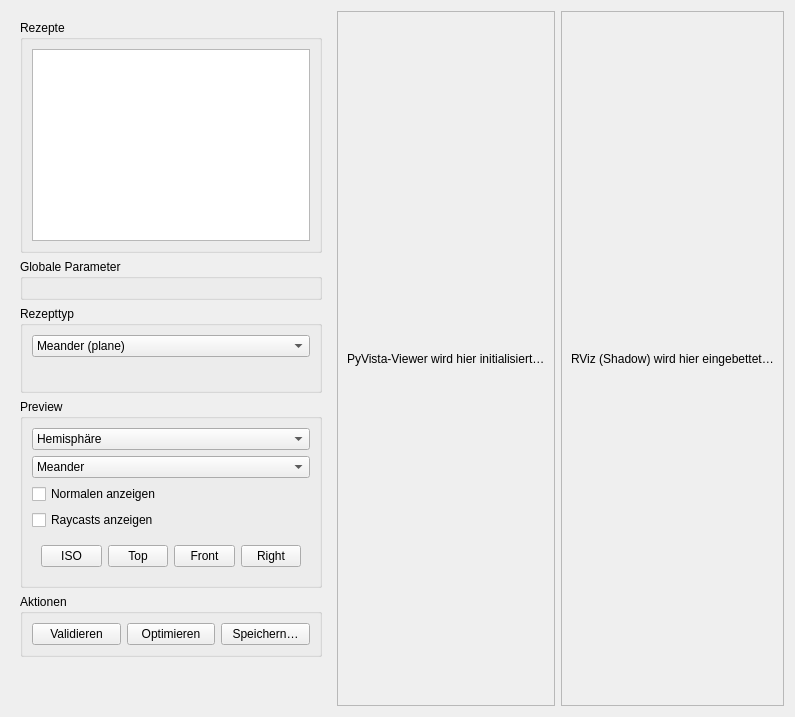
First picture: the form in Spraycoater/resource/ui/recipe_tab.ui, repository mikv75-lab/ROS-Project, before the edit.
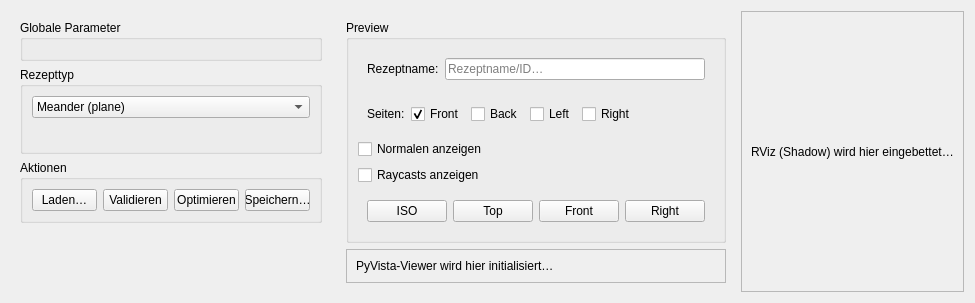
Second picture: the form after the edit.

The edit to the form file:
```diff
--- a/Spraycoater/resource/ui/recipe_tab.ui
+++ b/Spraycoater/resource/ui/recipe_tab.ui
@@ -11,16 +11,6 @@
      <property name="maximumSize"><size><width>320</width><height>16777215</height></size></property>
      <layout class="QVBoxLayout" name="leftLayout">
 
-      <!-- Rezepte-Liste -->
-      <item>
-       <widget class="QGroupBox" name="grpList">
-        <property name="title"><string>Rezepte</string></property>
-        <layout class="QVBoxLayout" name="grpListLayout">
-         <item><widget class="QListWidget" name="listRecipes"/></item>
-        </layout>
-       </widget>
-      </item>
-
       <!-- Globale Parameter -->
       <item>
        <widget class="QGroupBox" name="grpGlobals">
@@ -67,7 +57,31 @@
        </widget>
       </item>
 
-      <!-- Preview (nur Hemisphäre + Meander/Spiral) -->
+      <!-- Aktionen -->
+      <item>
+       <widget class="QGroupBox" name="grpActions">
+        <property name="title"><string>Aktionen</string></property>
+        <layout class="QHBoxLayout" name="grpActionsLayout">
+         <item><widget class="QPushButton" name="btnLoadRecipe"><property name="text"><string>Laden…</string></property></widget></item>
+         <item><widget class="QPushButton" name="btnValidate"><property name="text"><string>Validieren</string></property></widget></item>
+         <item><widget class="QPushButton" name="btnOptimize"><property name="text"><string>Optimieren</string></property></widget></item>
+         <item><widget class="QPushButton" name="btnSaveRecipe"><property name="text"><string>Speichern…</string></property></widget></item>
+        </layout>
+       </widget>
+      </item>
+
+      <item><spacer name="leftSpacer"><property name="orientation"><enum>Qt::Vertical</enum></property>
+       <property name="sizeHint" stdset="0"><size><width>20</width><height>40</height></size></property></spacer></item>
+     </layout>
+    </widget>
+   </item>
+
+   <!-- MIDDLE: Preview (oben) + PyVista (unten) -->
+   <item>
+    <widget class="QWidget" name="centerPanel">
+     <layout class="QVBoxLayout" name="centerLayout" stretch="0,1">
+
+      <!-- Preview -->
       <item>
        <widget class="QGroupBox" name="grpPreview">
         <property name="title"><string>Preview</string></property>
@@ -75,16 +89,29 @@
 
          <!-- Shape -->
          <item>
-          <widget class="QComboBox" name="comboShape">
-           <item><property name="text"><string>Hemisphäre</string></property></item>
+          <widget class="QWidget" name="rowName" native="true">
+           <layout class="QHBoxLayout" name="rowNameLayout">
+            <item><widget class="QLabel" name="lblName"><property name="text"><string>Rezeptname:</string></property></widget></item>
+            <item>
+             <widget class="QLineEdit" name="editRecipeName">
+              <property name="placeholderText"><string>Rezeptname/ID…</string></property>
+             </widget>
+            </item>
+           </layout>
           </widget>
          </item>
 
-         <!-- Path -->
+         <!-- Seiten Mehrfachauswahl -->
          <item>
-          <widget class="QComboBox" name="comboPath">
-           <item><property name="text"><string>Meander</string></property></item>
-           <item><property name="text"><string>Spiral</string></property></item>
+          <widget class="QWidget" name="rowSides" native="true">
+           <layout class="QHBoxLayout" name="rowSidesLayout">
+            <item><widget class="QLabel" name="lblSides"><property name="text"><string>Seiten:</string></property></widget></item>
+            <item><widget class="QCheckBox" name="checkSideFront"><property name="text"><string>Front</string></property><property name="checked"><bool>true</bool></property></widget></item>
+            <item><widget class="QCheckBox" name="checkSideBack"><property name="text"><string>Back</string></property></widget></item>
+            <item><widget class="QCheckBox" name="checkSideLeft"><property name="text"><string>Left</string></property></widget></item>
+            <item><widget class="QCheckBox" name="checkSideRight"><property name="text"><string>Right</string></property></widget></item>
+            <item><spacer name="sideSpacer"><property name="orientation"><enum>Qt::Horizontal</enum></property><property name="sizeHint" stdset="0"><size><width>20</width><height>20</height></size></property></spacer></item>
+           </layout>
           </widget>
          </item>
 
@@ -112,31 +139,22 @@
        </widget>
       </item>
 
-      <!-- Aktionen -->
-      <item>
-       <widget class="QGroupBox" name="grpActions">
-        <property name="title"><string>Aktionen</string></property>
-        <layout class="QHBoxLayout" name="grpActionsLayout">
-         <item><widget class="QPushButton" name="btnValidate"><property name="text"><string>Validieren</string></property></widget></item>
-         <item><widget class="QPushButton" name="btnOptimize"><property name="text"><string>Optimieren</string></property></widget></item>
-         <item><widget class="QPushButton" name="btnSaveRecipe"><property name="text"><string>Speichern…</string></property></widget></item>
-        </layout>
-       </widget>
-      </item>
-
-      <item><spacer name="leftSpacer"><property name="orientation"><enum>Qt::Vertical</enum></property>
-       <property name="sizeHint" stdset="0"><size><width>20</width><height>40</height></size></property></spacer></item>
-     </layout>
-    </widget>
-   </item>
-
-   <!-- MIDDLE: PyVista host -->
+      <!-- PyVista Host -->
    <item>
     <widget class="QFrame" name="plotContainer">
      <property name="frameShape"><enum>QFrame::StyledPanel</enum></property>
      <property name="frameShadow"><enum>QFrame::Raised</enum></property>
+        <property name="sizePolicy">
+         <sizepolicy hsizetype="Expanding" vsizetype="Expanding">
+          <horstretch>0</horstretch><verstretch>1</verstretch>
+         </sizepolicy>
+        </property>
      <layout class="QVBoxLayout" name="pvLayout">
       <item><widget class="QLabel" name="lblViewerHint"><property name="text"><string>PyVista-Viewer wird hier initialisiert…</string></property></widget></item>
+        </layout>
+       </widget>
+      </item>
+
      </layout>
     </widget>
    </item>
```
Left out of the diff: 13 changed lines with no effect on the pictures. Lines whose indentation alone changed are shown as unchanged.
